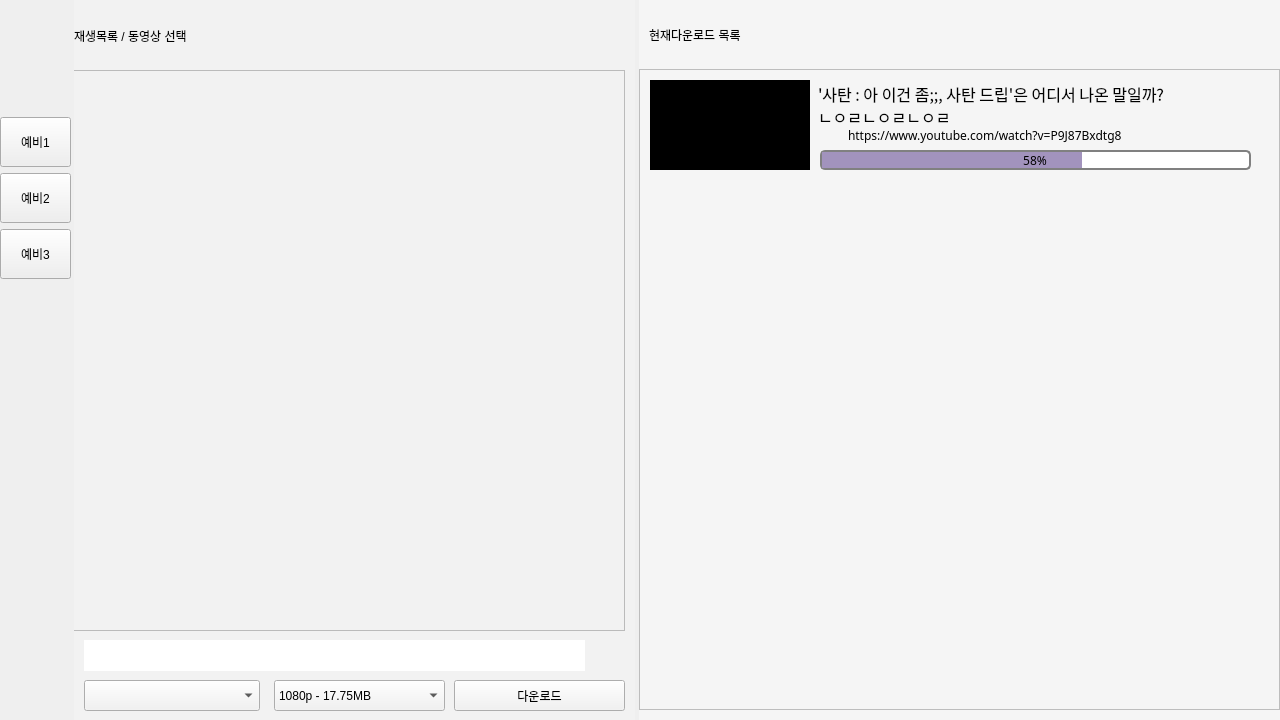
Old version of the form python/source/test2.ui in the repository C-Meister/YouMind.
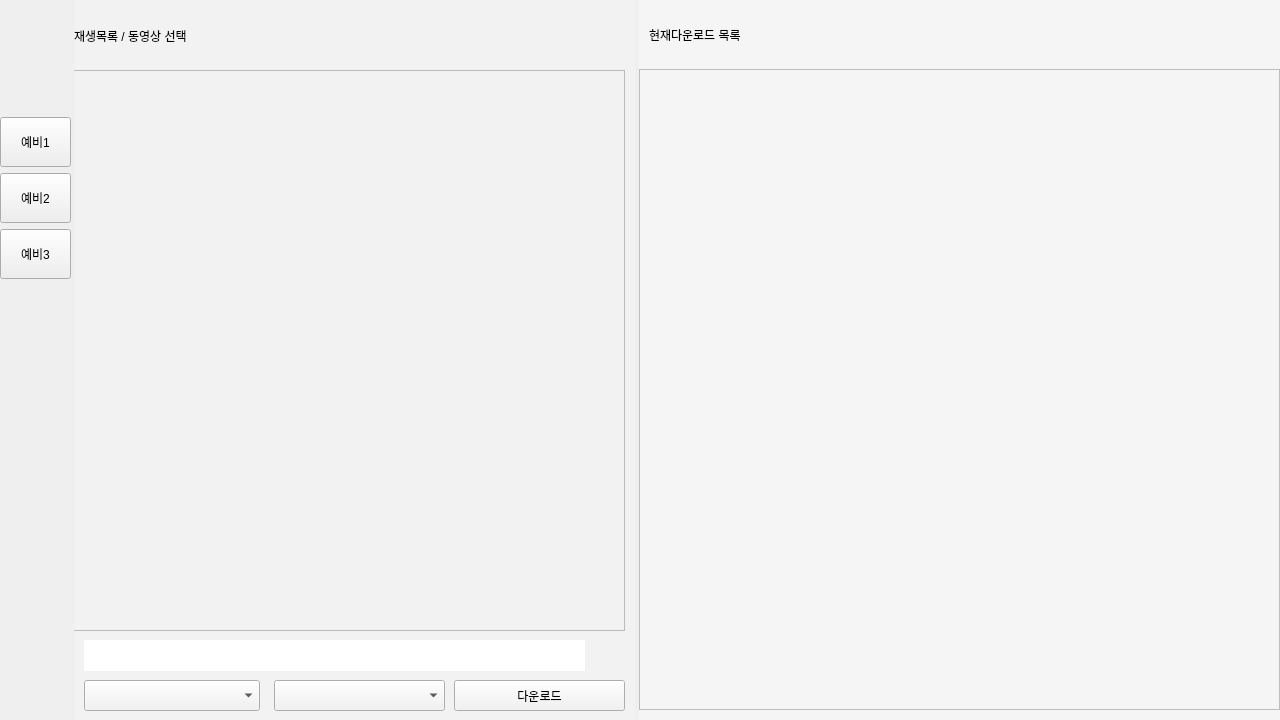
New version of the form. Icons and pictures are not drawn.

```diff
--- a/python/source/test2.ui
+++ b/python/source/test2.ui
@@ -107,26 +107,6 @@
         <height>31</height>
        </rect>
       </property>
-      <item>
-       <property name="text">
-        <string>1080p - 17.75MB</string>
-       </property>
-      </item>
-      <item>
-       <property name="text">
-        <string>720p - 17.75MB</string>
-       </property>
-      </item>
-      <item>
-       <property name="text">
-        <string>480p 60ps - 12.5MB</string>
-       </property>
-      </item>
-      <item>
-       <property name="text">
-        <string>장민석 - 신상호</string>
-       </property>
-      </item>
      </widget>
      <widget class="QScrollArea" name="panel_link">
       <property name="geometry">
@@ -1285,7 +1265,7 @@
         <x>0</x>
         <y>0</y>
         <width>639</width>
-        <height>120</height>
+        <height>16</height>
        </rect>
       </property>
       <property name="sizePolicy">
@@ -1310,140 +1290,6 @@
        <property name="bottomMargin">
         <number>0</number>
        </property>
-       <item>
-        <widget class="QWidget" name="now_panel" native="true">
-         <property name="minimumSize">
-          <size>
-           <width>0</width>
-           <height>120</height>
-          </size>
-         </property>
-         <property name="maximumSize">
-          <size>
-           <width>16777215</width>
-           <height>120</height>
-          </size>
-         </property>
-         <widget class="QLabel" name="now_image">
-          <property name="geometry">
-           <rect>
-            <x>10</x>
-            <y>10</y>
-            <width>160</width>
-            <height>90</height>
-           </rect>
-          </property>
-          <property name="styleSheet">
-           <string notr="true">background-color : black ;</string>
-          </property>
-          <property name="text">
-           <string>썸네일ㄴㅇㄹㄴㅇㄹㄴㅇㄹ</string>
-          </property>
-         </widget>
-         <widget class="QProgressBar" name="now_bar">
-          <property name="geometry">
-           <rect>
-            <x>180</x>
-            <y>80</y>
-            <width>431</width>
-            <height>20</height>
-           </rect>
-          </property>
-          <property name="font">
-           <font>
-            <family>서울남산체 M</family>
-           </font>
-          </property>
-          <property name="styleSheet">
-           <string notr="true">QProgressBar {
-     border: 2px solid grey;
-     border-radius: 5px;
-     background-color: #FFFFFF;
-	 text-color : rgb(128,128,128);
-}
-
- QProgressBar::chunk {
-     background-color: #A293BD;
-     width: 20px;
- }</string>
-          </property>
-          <property name="value">
-           <number>58</number>
-          </property>
-          <property name="alignment">
-           <set>Qt::AlignCenter</set>
-          </property>
-          <property name="format">
-           <string>%p%</string>
-          </property>
-         </widget>
-         <widget class="QLabel" name="now_youtube_icon">
-          <property name="geometry">
-           <rect>
-            <x>180</x>
-            <y>55</y>
-            <width>21</width>
-            <height>21</height>
-           </rect>
-          </property>
-          <property name="styleSheet">
-           <string notr="true">image:url(./image/sub1.png);</string>
-          </property>
-          <property name="text">
-           <string/>
-          </property>
-         </widget>
-         <widget class="QLabel" name="now_title">
-          <property name="geometry">
-           <rect>
-            <x>178</x>
-            <y>10</y>
-            <width>421</width>
-            <height>51</height>
-           </rect>
-          </property>
-          <property name="font">
-           <font>
-            <family>서울남산체 EB</family>
-            <pointsize>12</pointsize>
-           </font>
-          </property>
-          <property name="text">
-           <string>'사탄 : 아 이건 좀;;, 사탄 드립'은 어디서 나온 말일까?ㄴㅇㄹㄴㅇㄹㄴㅇㄹ</string>
-          </property>
-          <property name="scaledContents">
-           <bool>false</bool>
-          </property>
-          <property name="wordWrap">
-           <bool>true</bool>
-          </property>
-         </widget>
-         <widget class="QLabel" name="now_id">
-          <property name="geometry">
-           <rect>
-            <x>208</x>
-            <y>55</y>
-            <width>351</width>
-            <height>20</height>
-           </rect>
-          </property>
-          <property name="font">
-           <font>
-            <family>서울남산체 M</family>
-            <pointsize>9</pointsize>
-           </font>
-          </property>
-          <property name="text">
-           <string>https://www.youtube.com/watch?v=P9J87Bxdtg8</string>
-          </property>
-         </widget>
-         <zorder>now_image</zorder>
-         <zorder>now_bar</zorder>
-         <zorder>now_title</zorder>
-         <zorder>now_id</zorder>
-         <zorder>now_youtube_icon</zorder>
-        </widget>
-       </item>
       </layout>
      </widget>
     </widget>
```
